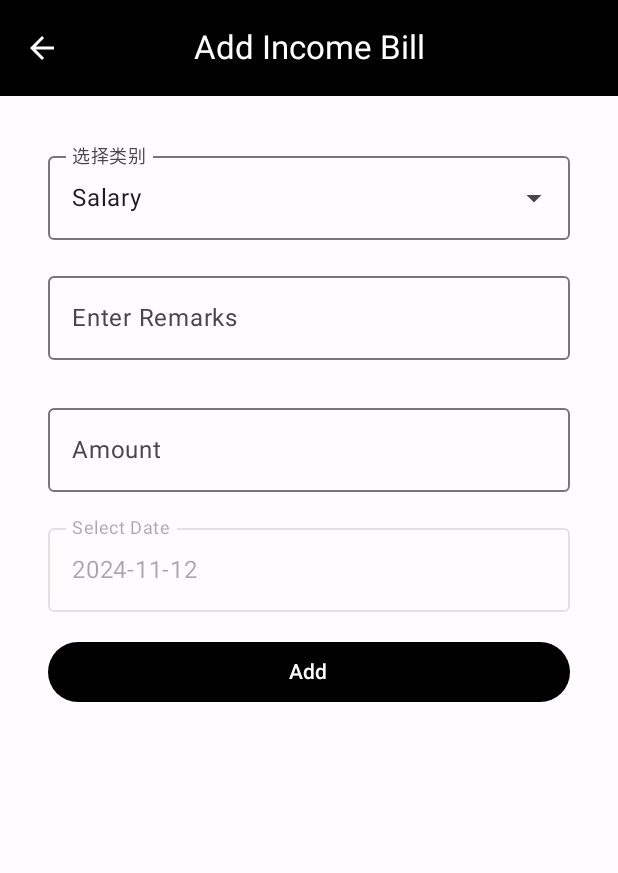
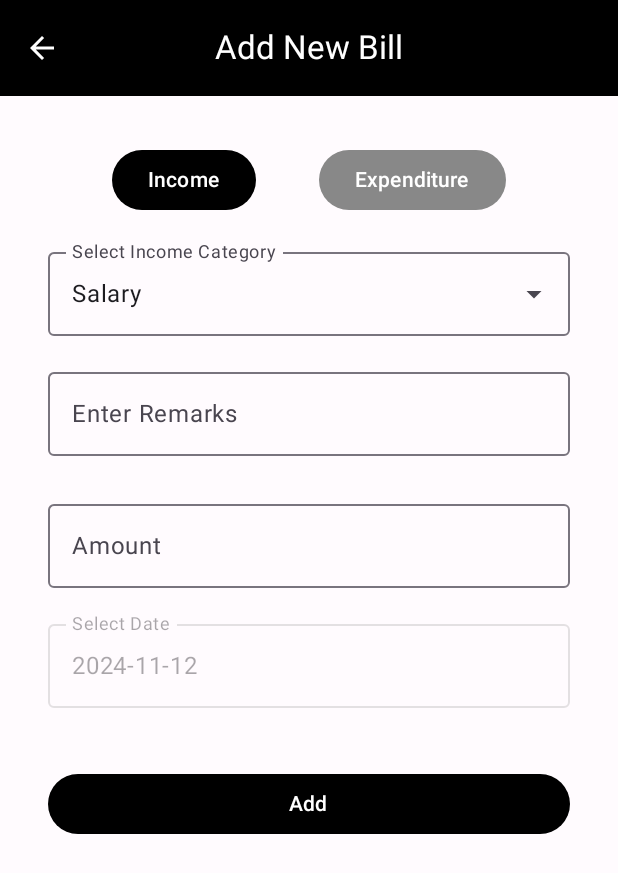
Before and after one commit to Reducto7/MobileAppTeamProject, an Android app built with Jetpack Compose: the AddNewBillPage screen opened through its navigation route, after a tap on "Income", on a phone screen of 412 x 824 dp. Shown: the top 873 px of the screen. Run offline under Robolectric (Android 15) with nearby library versions, the phone set to English and light mode, and no system bars; our stand-ins replace Firebase (no records; nobody signed in at launch, a user with empty details on screens opened directly).

Commit message:
第六次提交

```diff
--- a/app/src/main/java/com/example/myapplication/MainActivity.kt
+++ b/app/src/main/java/com/example/myapplication/MainActivity.kt
@@ -12,8 +12,6 @@ import com.example.myapplication.ui.LoginPage
 import com.example.myapplication.ui.MainPage
 import com.example.myapplication.ui.RegisterPage
 import com.example.myapplication.ui.theme.MyApplicationTheme
-import com.example.teamproject.ui.AddExpenditurePage
-import com.example.teamproject.ui.AddIncomeBillPage
 import com.example.teamproject.ui.AddNewBillPage
 import com.google.firebase.Firebase
 import com.google.firebase.FirebaseApp
@@ -45,12 +43,6 @@ class MainActivity : ComponentActivity() {
                     composable("addNewBill") {
                         AddNewBillPage(navController)
                     }
-                    composable("addExpenditureBill") {
-                        AddExpenditurePage(navController)
-                    }
-                    composable("addIncomeBill") {
-                        AddIncomeBillPage(navController)
-                    }
                 }
             }
         }
--- a/app/src/main/java/com/example/myapplication/ui/AddExpenditureBillPage.kt
+++ /dev/null
@@ -1,179 +0,0 @@
-package com.example.teamproject.ui
-
-import androidx.compose.foundation.background
-import androidx.compose.foundation.clickable
-import androidx.compose.foundation.layout.Arrangement
-import androidx.compose.foundation.layout.Box
-import androidx.compose.foundation.layout.Column
-import androidx.compose.foundation.layout.fillMaxSize
-import androidx.compose.foundation.layout.fillMaxWidth
-import androidx.compose.foundation.layout.padding
-import androidx.compose.foundation.layout.width
-import androidx.compose.foundation.text.KeyboardOptions
-import androidx.compose.material.icons.Icons
-import androidx.compose.material.icons.automirrored.filled.ArrowBack
-import androidx.compose.material.icons.filled.ArrowDropDown
-import androidx.compose.material3.Button
-import androidx.compose.material3.CenterAlignedTopAppBar
-import androidx.compose.material3.DropdownMenu
-import androidx.compose.material3.DropdownMenuItem
-import androidx.compose.material3.ExperimentalMaterial3Api
-import androidx.compose.material3.Icon
-import androidx.compose.material3.IconButton
-import androidx.compose.material3.MaterialTheme
-import androidx.compose.material3.OutlinedTextField
-import androidx.compose.material3.Scaffold
-import androidx.compose.material3.Text
-import androidx.compose.material3.TopAppBarDefaults.topAppBarColors
-import androidx.compose.runtime.Composable
-import androidx.compose.runtime.getValue
-import androidx.compose.runtime.mutableStateOf
-import androidx.compose.runtime.remember
-import androidx.compose.runtime.setValue
-import androidx.compose.ui.Alignment
-import androidx.compose.ui.Modifier
-import androidx.compose.ui.graphics.Color
-import androidx.compose.ui.platform.LocalContext
-import androidx.compose.ui.text.input.KeyboardType
-import androidx.compose.ui.unit.dp
-import androidx.lifecycle.viewmodel.compose.viewModel
-import androidx.navigation.NavController
-
-
-@OptIn(ExperimentalMaterial3Api::class)
-@Composable
-fun AddExpenditurePage(
-    navController: NavController
-) {
-    Scaffold(
-        modifier = Modifier.fillMaxSize(),
-        topBar = {
-            CenterAlignedTopAppBar(
-                title = { Text(text = "Add Expenditure Bill") },
-                colors = topAppBarColors(
-                    containerColor = MaterialTheme.colorScheme.primary,
-                    titleContentColor = MaterialTheme.colorScheme.onPrimary,
-                ),
-                navigationIcon = {
-                    IconButton(onClick = {navController.navigate("addNewBill") }) {
-                        Icon(
-                            imageVector = Icons.AutoMirrored.Filled.ArrowBack,
-                            contentDescription = "back",
-                            tint = Color.White,
-                        )
-                    }
-                }
-            )
-        }
-    ) {innerPadding ->
-        var remark by remember { mutableStateOf("") }
-        var amount by remember { mutableStateOf("") }
-        val appViewModel: AppViewModel = viewModel()
-        var selectedDate by remember { mutableStateOf(appViewModel.getTodayDate()) }
-        val context = LocalContext.current
-
-        // 定义类别选项列表
-        val categories = listOf("Dining", "Shopping", "Daily Use", "Transportation", "Sports", "Entertainment", "Accommodation","Other")
-        var expanded by remember { mutableStateOf(false) } // 控制下拉菜单的显示状态
-        var selectedCategory by remember { mutableStateOf(categories[0]) } // 保存用户选择的类别
-
-        Column(
-            modifier = Modifier
-                .padding(innerPadding)
-                .padding(32.dp)
-                .fillMaxSize(),
-            verticalArrangement = Arrangement.spacedBy(16.dp),
-            horizontalAlignment = Alignment.CenterHorizontally
-        ) {
-            Box (modifier = Modifier.fillMaxWidth()){
-                // 类别选择框
-                OutlinedTextField(
-                    value = selectedCategory,
-                    onValueChange = { },
-                    label = { Text("Select Category") },
-                    readOnly = true,
-                    trailingIcon = { // 在文本框末尾添加下拉图标
-                        Icon(
-                            imageVector = Icons.Filled.ArrowDropDown,
-                            contentDescription = "选择类别",
-                            modifier = Modifier.clickable { expanded = true }
-                        )
-                    },
-                    modifier = Modifier
-                        .fillMaxWidth()
-                        .clickable { expanded = true } // 点击时展开菜单
-                )
-
-                Box(
-                    modifier = Modifier
-                        .matchParentSize()
-                        .clickable { expanded = true } // 点击时展开菜单
-                        .background(Color.Transparent) // 保持透明
-                )
-
-                // 下拉菜单
-                DropdownMenu(
-                    expanded = expanded,
-                    onDismissRequest = { expanded = false }, // 点击外部时关闭菜单
-                    modifier = Modifier.width(400.dp)//调节下拉菜单宽度
-                ) {
-                    categories.forEach { category ->
-                        DropdownMenuItem(
-                            text = { Text(category) },
-                            onClick = {
-                                selectedCategory = category // 更新选中的类别
-                                expanded = false // 关闭菜单
-                            }
-                        )
-                    }
-                }
-            }
-            // 输入备注
-            OutlinedTextField(
-                value = remark,
-                onValueChange = {newText -> remark = newText},
-                label = { Text("Enter Remarks") },
-                modifier = Modifier
-                    .fillMaxWidth()
-                    .padding(bottom = 8.dp)
-            )
-
-            // 输入金额（只能输入数字）
-            OutlinedTextField(
-                value = amount,
-                onValueChange = { newAmount ->
-                    if (newAmount.all { it.isDigit() }) {  // 确保输入的内容是数字
-                        amount = newAmount
-                    }
-                },
-                label = { Text("Amount") },
-                keyboardOptions = KeyboardOptions.Default.copy(keyboardType = KeyboardType.Number),
-                modifier = Modifier.fillMaxWidth()
-            )
-
-            Box(
-                modifier = Modifier
-                    .fillMaxWidth()
-                    .clickable { appViewModel.showDatePicker(context) { date -> selectedDate = date } }
-                    .padding(0.dp)
-            ) {
-                OutlinedTextField(
-                    value = selectedDate,
-                    onValueChange = { /* 禁止直接输入 */ },
-                    label = { Text("Select Date") },
-                    readOnly = true, // 设置为只读
-                    modifier = Modifier.fillMaxWidth(),
-                    enabled = false, // 禁用编辑
-                )
-            }
-
-            // 确认记录按钮
-            Button(
-                onClick = { /* 处理确认逻辑 */ },
-                modifier = Modifier.fillMaxWidth()
-            ) {
-                Text(text = "Add")
-            }
-        }
-    }
-}
--- a/app/src/main/java/com/example/myapplication/ui/AddIncomeBillPage.kt
+++ /dev/null
@@ -1,183 +0,0 @@
-package com.example.teamproject.ui
-
-import androidx.compose.foundation.background
-import androidx.compose.foundation.clickable
-import androidx.compose.foundation.layout.Arrangement
-import androidx.compose.foundation.layout.Box
-import androidx.compose.foundation.layout.Column
-import androidx.compose.foundation.layout.fillMaxSize
-import androidx.compose.foundation.layout.fillMaxWidth
-import androidx.compose.foundation.layout.padding
-import androidx.compose.foundation.layout.width
-import androidx.compose.foundation.text.KeyboardOptions
-import androidx.compose.material.icons.Icons
-import androidx.compose.material.icons.automirrored.filled.ArrowBack
-import androidx.compose.material.icons.filled.ArrowDropDown
-import androidx.compose.material3.Button
-import androidx.compose.material3.CenterAlignedTopAppBar
-import androidx.compose.material3.DropdownMenu
-import androidx.compose.material3.DropdownMenuItem
-import androidx.compose.material3.ExperimentalMaterial3Api
-import androidx.compose.material3.Icon
-import androidx.compose.material3.IconButton
-import androidx.compose.material3.MaterialTheme
-import androidx.compose.material3.OutlinedTextField
-import androidx.compose.material3.Scaffold
-import androidx.compose.material3.Text
-import androidx.compose.material3.TopAppBarDefaults.topAppBarColors
-import androidx.compose.runtime.Composable
-import androidx.compose.runtime.getValue
-import androidx.compose.runtime.mutableStateOf
-import androidx.compose.runtime.remember
-import androidx.compose.runtime.setValue
-import androidx.compose.ui.Alignment
-import androidx.compose.ui.Modifier
-import androidx.compose.ui.graphics.Color
-import androidx.compose.ui.platform.LocalContext
-import androidx.compose.ui.text.input.KeyboardType
-import androidx.compose.ui.unit.dp
-import androidx.lifecycle.viewmodel.compose.viewModel
-import androidx.navigation.NavController
-
-@OptIn(ExperimentalMaterial3Api::class)
-@Composable
-fun AddIncomeBillPage(
-    navController: NavController
-) {
-    Scaffold(
-        modifier = Modifier.fillMaxSize(),
-        topBar = {
-            CenterAlignedTopAppBar(
-                title = { Text(text = "Add Income Bill") },
-                colors = topAppBarColors(
-                    containerColor = MaterialTheme.colorScheme.primary,
-                    titleContentColor = MaterialTheme.colorScheme.onPrimary,
-                ),
-                navigationIcon = {
-                    IconButton(onClick = {navController.navigate("addNewBill") }) {
-                        Icon(
-                            imageVector = Icons.AutoMirrored.Filled.ArrowBack,
-                            contentDescription = "back",
-                            tint = Color.White,
-                        )
-                    }
-                }
-            )
-        }
-    ) {innerPadding ->
-        var remark by remember { mutableStateOf("") }
-        var amount by remember { mutableStateOf("") }
-        val appViewModel: AppViewModel = viewModel()
-        var selectedDate by remember { mutableStateOf(appViewModel.getTodayDate()) }
-        val context = LocalContext.current
-
-        // 定义类别选项列表
-        val categories = listOf("Salary", "red envelope", "financial management", "rent", "dividends", "gifts", "other")
-        var expanded by remember { mutableStateOf(false) } // 控制下拉菜单的显示状态
-        var selectedCategory by remember { mutableStateOf(categories[0]) } // 保存用户选择的类别
-
-
-
-        Column(
-            modifier = Modifier
-                .padding(innerPadding)
-                .padding(32.dp)
-                .fillMaxSize(),
-            verticalArrangement = Arrangement.spacedBy(16.dp),
-            horizontalAlignment = Alignment.CenterHorizontally
-        ) {
-            Box (modifier = Modifier.fillMaxWidth()){
-                // 类别选择框
-                OutlinedTextField(
-                    value = selectedCategory,
-                    onValueChange = { },
-                    label = { Text("选择类别") },
-                    readOnly = true,
-                    trailingIcon = { // 在文本框末尾添加下拉图标
-                        Icon(
-                            imageVector = Icons.Filled.ArrowDropDown,
-                            contentDescription = "选择类别",
-                            modifier = Modifier.clickable { expanded = true }
-                        )
-                    },
-                    modifier = Modifier
-                        .fillMaxWidth()
-                        .clickable { expanded = true } // 点击时展开菜单
-                )
-
-                Box(
-                    modifier = Modifier
-                        .matchParentSize()
-                        .clickable { expanded = true } // 点击时展开菜单
-                        .background(Color.Transparent) // 保持透明
-                )
-
-                // 下拉菜单
-                DropdownMenu(
-                    expanded = expanded,
-                    onDismissRequest = { expanded = false }, // 点击外部时关闭菜单
-                    modifier = Modifier.width(400.dp)//调节下拉菜单宽度
-                ) {
-                    categories.forEach { category ->
-                        DropdownMenuItem(
-                            text = { Text(category) },
-                            onClick = {
-                                selectedCategory = category // 更新选中的类别
-                                expanded = false // 关闭菜单
-                            }
-                        )
-                    }
-                }
-            }
-
-            // 输入备注
-            OutlinedTextField(
-                value = remark,
-                onValueChange = {newText -> remark = newText},
-                label = { Text("Enter Remarks") },
-                modifier = Modifier
-                    .fillMaxWidth()
-                    .padding(bottom = 8.dp)
-            )
-
-            // 输入金额（只能输入数字）
-            OutlinedTextField(
-                value = amount,
-                onValueChange = { newAmount ->
-                    if (newAmount.all { it.isDigit() }) {  // 确保输入的内容是数字
-                        amount = newAmount
-                    }
-                },
-                label = { Text("Amount") },
-                keyboardOptions = KeyboardOptions.Default.copy(keyboardType = KeyboardType.Number),
-                modifier = Modifier.fillMaxWidth()
-            )
-
-            Box(
-                modifier = Modifier
-                    .fillMaxWidth()
-                    .clickable { appViewModel.showDatePicker(context) { date -> selectedDate = date } }
-                    .padding(0.dp)
-            ) {
-                OutlinedTextField(
-                    value = selectedDate,
-                    onValueChange = { /* 禁止直接输入 */ },
-                    label = { Text("Select Date") },
-                    readOnly = true, // 设置为只读
-                    modifier = Modifier.fillMaxWidth(),
-                    enabled = false, // 禁用编辑
-                )
-            }
-
-            // 确认记录按钮
-            Button(
-                onClick = { /* 处理确认逻辑 */ },
-                modifier = Modifier.fillMaxWidth()
-            ) {
-                Text(text = "Add")
-            }
-        }
-    }
-
-
-}
--- a/app/src/main/java/com/example/myapplication/ui/AddNewBillPage.kt
+++ b/app/src/main/java/com/example/myapplication/ui/AddNewBillPage.kt
@@ -1,46 +1,81 @@
 package com.example.teamproject.ui
 
+import androidx.compose.foundation.background
+import androidx.compose.foundation.clickable
 import androidx.compose.foundation.layout.Arrangement
+import androidx.compose.foundation.layout.Box
 import androidx.compose.foundation.layout.Column
 import androidx.compose.foundation.layout.fillMaxSize
 import androidx.compose.foundation.layout.fillMaxWidth
-import androidx.compose.foundation.layout.height
 import androidx.compose.foundation.layout.padding
+import androidx.compose.foundation.layout.width
+import androidx.compose.foundation.text.KeyboardOptions
 import androidx.compose.material.icons.Icons
 import androidx.compose.material.icons.automirrored.filled.ArrowBack
+import androidx.compose.material.icons.filled.ArrowDropDown
 import androidx.compose.material3.Button
+import androidx.compose.material3.ButtonDefaults
 import androidx.compose.material3.CenterAlignedTopAppBar
+import androidx.compose.material3.DropdownMenu
+import androidx.compose.material3.DropdownMenuItem
 import androidx.compose.material3.ExperimentalMaterial3Api
+import androidx.compose.material3.Icon
 import androidx.compose.material3.IconButton
 import androidx.compose.material3.MaterialTheme
+import androidx.compose.material3.OutlinedTextField
 import androidx.compose.material3.Scaffold
 import androidx.compose.material3.Text
 import androidx.compose.material3.TopAppBarDefaults.topAppBarColors
 import androidx.compose.runtime.Composable
+import androidx.compose.runtime.getValue
+import androidx.compose.runtime.mutableStateOf
+import androidx.compose.runtime.remember
+import androidx.compose.runtime.setValue
 import androidx.compose.ui.Alignment
 import androidx.compose.ui.Modifier
 import androidx.compose.ui.graphics.Color
+import androidx.compose.ui.platform.LocalContext
+import androidx.compose.ui.text.input.KeyboardType
 import androidx.compose.ui.unit.dp
-import androidx.compose.ui.unit.sp
+import androidx.lifecycle.viewmodel.compose.viewModel
 import androidx.navigation.NavController
+import androidx.compose.foundation.layout.Row
+import androidx.compose.foundation.layout.Spacer
+import androidx.compose.foundation.layout.height
 
 @OptIn(ExperimentalMaterial3Api::class)
 @Composable
 fun AddNewBillPage(
     navController: NavController
-){
+) {
+    var isIncome by remember { mutableStateOf(true) } // 控制是收入还是支出页面
+    var remark by remember { mutableStateOf("") }
+    var amount by remember { mutableStateOf("") }
+    val appViewModel: AppViewModel = viewModel()
+    var selectedDate by remember { mutableStateOf(appViewModel.getTodayDate()) }
+    val context = LocalContext.current
+
+    // 定义类别选项列表
+    val incomeCategories = listOf("Salary", "Red Envelope", "Financial Management", "Rent", "Dividends", "Gifts", "Other")
+    val expenditureCategories = listOf("Dining", "Shopping", "Daily Use", "Transportation", "Sports", "Entertainment", "Accommodation", "Other")
+    val categories = if (isIncome) incomeCategories else expenditureCategories
+    var expanded by remember { mutableStateOf(false) } // 控制下拉菜单的显示状态
+    var selectedCategory by remember { mutableStateOf(categories[0]) } // 保存用户选择的类别
+
+
+
     Scaffold(
         modifier = Modifier.fillMaxSize(),
         topBar = {
             CenterAlignedTopAppBar(
-                title = { Text(text = "Add New Bill") },
+                title = { Text(text = "Add New Bill" ) },
                 colors = topAppBarColors(
                     containerColor = MaterialTheme.colorScheme.primary,
                     titleContentColor = MaterialTheme.colorScheme.onPrimary,
                 ),
                 navigationIcon = {
                     IconButton(onClick = { navController.navigate("main") }) {
-                        androidx.compose.material3.Icon(
+                        Icon(
                             imageVector = Icons.AutoMirrored.Filled.ArrowBack,
                             contentDescription = "back",
                             tint = Color.White,
@@ -50,29 +85,128 @@ fun AddNewBillPage(
             )
         }
     ) { innerPadding ->
+        Column(
+            modifier = Modifier
+                .padding(innerPadding)
+                .padding(32.dp)
+                .fillMaxSize(),
+            verticalArrangement = Arrangement.spacedBy(16.dp),
+            horizontalAlignment = Alignment.CenterHorizontally
+        ) {
+            // 横向切换按钮
+            Row(
+                modifier = Modifier.fillMaxWidth(),
+                horizontalArrangement = Arrangement.SpaceEvenly
+            ) {
+                Button(
+                    onClick = { isIncome = true },
+                    colors = ButtonDefaults.buttonColors(
+                        containerColor = if (isIncome) Color.Black else Color.Gray))
+                {
+                    Text(text = "Income")
+                }
 
-        Column (
-            modifier = Modifier
-                .fillMaxSize()
-                .padding(innerPadding)
-                .padding(horizontal = 32.dp),
-            verticalArrangement = Arrangement.Center,
-            horizontalAlignment = Alignment.CenterHorizontally,
-        ){
-            Column (
-                modifier = Modifier.padding(vertical = 64.dp),
-                verticalArrangement = Arrangement.spacedBy(64.dp)
-            ){
-                Button(
-                    modifier = Modifier.fillMaxWidth().height(80.dp),
-                    onClick = {navController.navigate("addExpenditureBill")}) {
-                    Text("Expenditure", fontSize = 24.sp)
+                Button(onClick = { isIncome = false },
+                    colors = ButtonDefaults.buttonColors(
+                        containerColor = if (isIncome) Color.Gray else Color.Black))
+                {
+                    Text(text = "Expenditure")
                 }
-                Button(
-                    modifier = Modifier.fillMaxWidth().height(80.dp),
-                    onClick = {navController.navigate("addIncomeBill")}) {
-                    Text("Income", fontSize = 24.sp)
+            }
+
+            // 更新类别选项
+            selectedCategory = categories[0]
+
+            // 类别选择框
+            Box(modifier = Modifier.fillMaxWidth()) {
+                OutlinedTextField(
+                    value = selectedCategory,
+                    onValueChange = { },
+                    label = { Text(if (isIncome) "Select Income Category" else "Select Expenditure Category") },
+                    readOnly = true,
+                    trailingIcon = {
+                        Icon(
+                            imageVector = Icons.Filled.ArrowDropDown,
+                            contentDescription = "选择类别",
+                            modifier = Modifier.clickable { expanded = true }
+                        )
+                    },
+                    modifier = Modifier
+                        .fillMaxWidth()
+                        .clickable { expanded = true }
+                )
+
+                Box(
+                    modifier = Modifier
+                        .matchParentSize()
+                        .clickable { expanded = true }
+                        .background(Color.Transparent)
+                )
+
+                DropdownMenu(
+                    expanded = expanded,
+                    onDismissRequest = { expanded = false },
+                    modifier = Modifier.width(400.dp)
+                ) {
+                    categories.forEach { category ->
+                        DropdownMenuItem(
+                            text = { Text(category) },
+                            onClick = {
+                                selectedCategory = category
+                                expanded = false
+                            }
+                        )
+                    }
                 }
+            }
+
+            // 输入备注
+            OutlinedTextField(
+                value = remark,
+                onValueChange = { newText -> remark = newText },
+                label = { Text("Enter Remarks") },
+                modifier = Modifier
+                    .fillMaxWidth()
+                    .padding(bottom = 8.dp)
+            )
+
+            // 输入金额（只能输入数字）
+            OutlinedTextField(
+                value = amount,
+                onValueChange = { newAmount ->
+                    if (newAmount.all { it.isDigit() }) {
+                        amount = newAmount
+                    }
+                },
+                label = { Text("Amount") },
+                keyboardOptions = KeyboardOptions.Default.copy(keyboardType = KeyboardType.Number),
+                modifier = Modifier.fillMaxWidth()
+            )
+
+            Box(
+                modifier = Modifier
+                    .fillMaxWidth()
+                    .clickable { appViewModel.showDatePicker(context) { date -> selectedDate = date } }
+                    .padding(0.dp)
+            ) {
+                OutlinedTextField(
+                    value = selectedDate,
+                    onValueChange = { },
+                    label = { Text("Select Date") },
+                    readOnly = true,
+                    modifier = Modifier.fillMaxWidth(),
+                    enabled = false
+                )
+            }
+
+            Spacer(modifier = Modifier.height(8.dp))
+
+            // 确认记录按钮
+            Button(
+                onClick = { /* 处理确认逻辑 */ },
+                modifier = Modifier.fillMaxWidth()
+            ) {
+                Text(text = "Add")
             }
         }
     }
```
